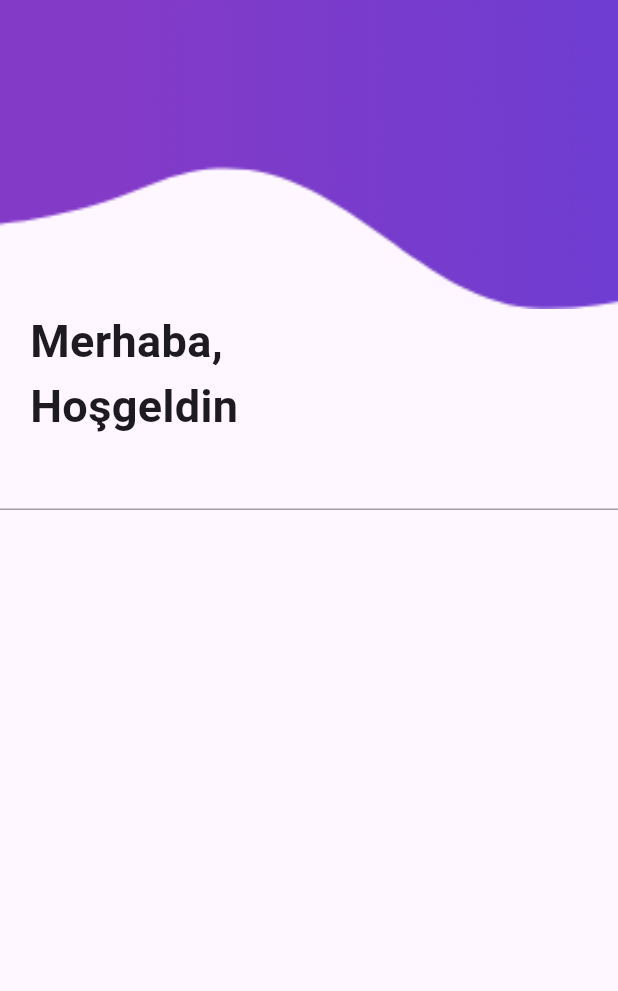
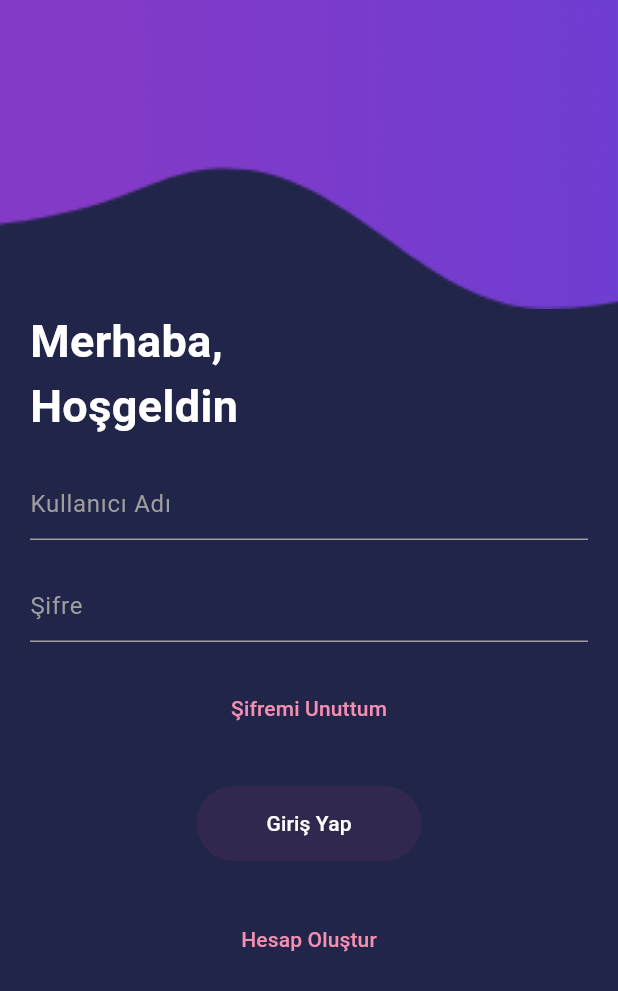
Before and after one commit to lezgintekay/flutter_practice, a Flutter app: the screen it shows after launch, on a phone screen of 412 x 824 dp. Shown: the top 991 px of the screen. Run offline on Flutter 3.47's test engine with Material 2 defaults, Android fonts, the phone set to English and light mode, and no system bars.

Commit message:
sample design was  done

```diff
--- a/flutter_ui_practice/lib/login_page.dart
+++ b/flutter_ui_practice/lib/login_page.dart
@@ -12,7 +12,9 @@ class _LoginPageState extends State<LoginPage> {
   Widget build(BuildContext context) {
     var height = MediaQuery.of(context).size.height;
     return Scaffold(
-        body: Center(
+        backgroundColor: const Color(0xff21254A),
+        body: SingleChildScrollView(
+          child: Center(
             child: Column(
               crossAxisAlignment: CrossAxisAlignment.start,
               children: [
@@ -23,24 +25,81 @@ class _LoginPageState extends State<LoginPage> {
                           fit: BoxFit.cover,
                           image: AssetImage("assets/png/topImage.png"))),
                 ),
-          const Padding(
-            padding: EdgeInsets.symmetric(horizontal: 20),
-            child: Text("Merhaba, \nHoşgeldin" , style: TextStyle(fontSize: 30, fontWeight: FontWeight.bold),),
+                Padding(
+                  padding: const EdgeInsets.symmetric(horizontal: 20),
+                  child: Column(
+                    crossAxisAlignment: CrossAxisAlignment.start,
+                    children: [
+                      const Text(
+                        "Merhaba, \nHoşgeldin",
+                        style: TextStyle(
+                            fontSize: 30,
+                            color: Colors.white,
+                            fontWeight: FontWeight.bold),
                       ),
-          const TextField(decoration: InputDecoration(
-            enabledBorder: UnderlineInputBorder(
-              borderSide: BorderSide(
-                color: Colors.grey
-              )
+                      spacerSizedBox(),
+                      TextField(
+                        decoration: customInputDecoration("Kullanıcı Adı"),
                       ),
-            focusedBorder: UnderlineInputBorder(
-              borderSide: BorderSide(
-                color: Colors.grey
-              )
-            )
-          ),)
+                      spacerSizedBox(),
+                      TextField(
+                        decoration: customInputDecoration("Şifre"),
+                      ),
+                      spacerSizedBox(),
+                      Center(
+                        child: TextButton(
+                            onPressed: () {},
+                            child: Text(
+                              "Şifremi Unuttum",
+                              style: TextStyle(color: Colors.pink[200]),
+                            )),
+                      ),
+                      spacerSizedBox(),
+                      Center(
+                        child: TextButton(
+                          onPressed: () {},
+                          child: Container(
+                              height: 50,
+                              width: 150,
+                              margin: EdgeInsets.symmetric(horizontal: 60),
+                              decoration: BoxDecoration(
+                                  borderRadius: BorderRadius.circular(50),
+                                  color: Color(0xff31274f)),
+                              child: const Center(
+                                child: Text(
+                                  "Giriş Yap",
+                                  style: TextStyle(color: Colors.white),
+                                ),
+                              )),
+                        ),
+                      ),
+                      spacerSizedBox(),
+                      Center(
+                        child: TextButton(
+                            onPressed: () {},
+                            child: Text(
+                              "Hesap Oluştur",
+                              style: TextStyle(color: Colors.pink[200]),
+                            )),
+                      ),
                     ],
+                  ),
+                ),
+              ],
+            ),
           ),
         ));
   }
+
+  Widget spacerSizedBox() => const SizedBox(height: 20);
+
+  InputDecoration customInputDecoration(String hintText) {
+    return InputDecoration(
+        hintText: hintText,
+        hintStyle: const TextStyle(color: Colors.grey),
+        enabledBorder: const UnderlineInputBorder(
+            borderSide: BorderSide(color: Colors.grey)),
+        focusedBorder: const UnderlineInputBorder(
+            borderSide: BorderSide(color: Colors.grey)));
   }
+}
```
Lines whose indentation alone changed are shown as unchanged.
